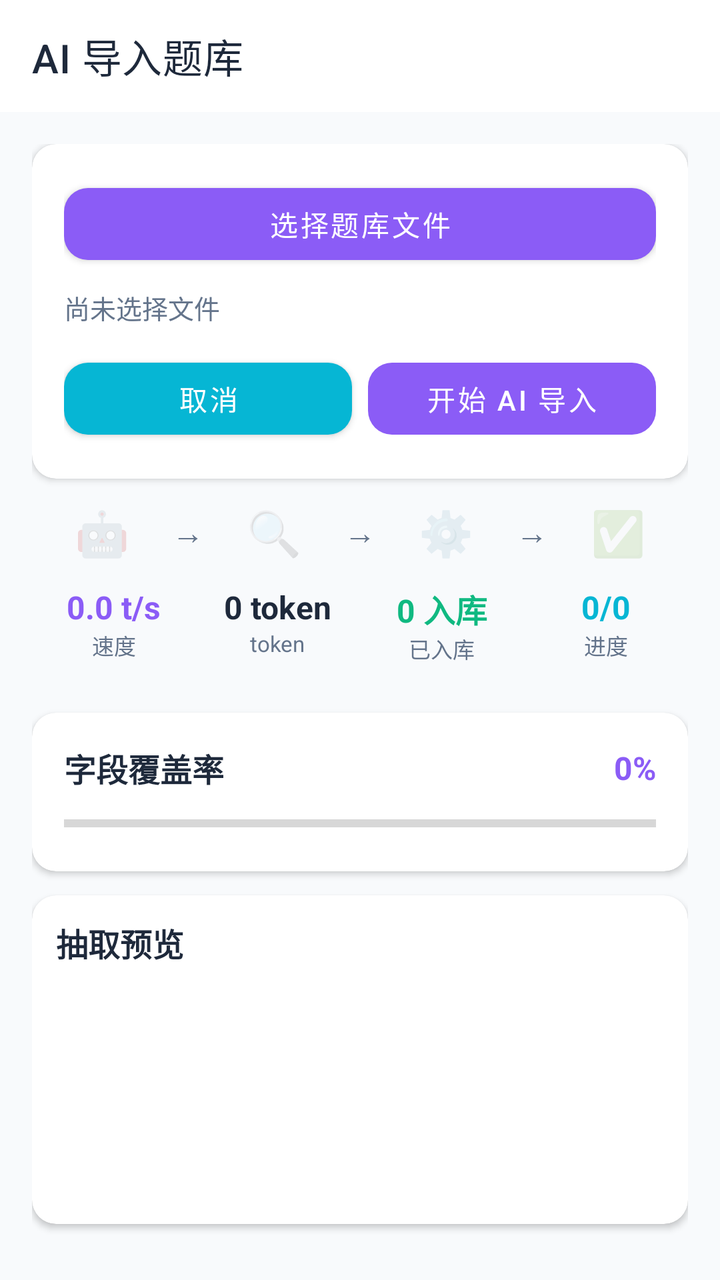
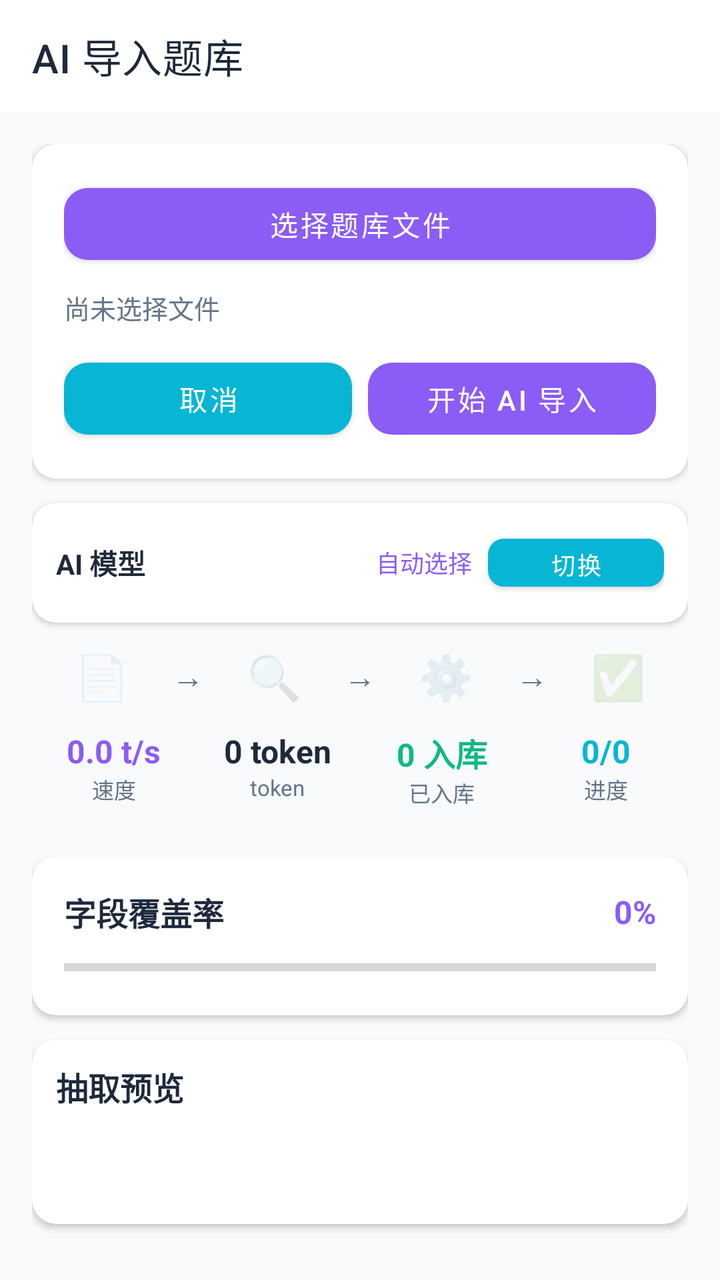

Compare the two renders of this Android layout. The source of the first and the diff that turns it into the second are given below.
<!-- AndroidManifest.xml: application theme Theme.OilQuizApp -->
<!-- res/layout/activity_ai_import.xml -->
<?xml version="1.0" encoding="utf-8"?>
<LinearLayout xmlns:android="http://schemas.android.com/apk/res/android"
    xmlns:app="http://schemas.android.com/apk/res-auto"
    xmlns:tools="http://schemas.android.com/tools"
    android:layout_width="match_parent"
    android:layout_height="match_parent"
    android:orientation="vertical"
    android:background="@color/background"
    tools:context=".ui.activity.AIImportActivity">

    
    <com.google.android.material.appbar.AppBarLayout
        android:layout_width="match_parent"
        android:layout_height="wrap_content"
        app:elevation="0dp">
        <androidx.appcompat.widget.Toolbar
            android:id="@+id/toolbar"
            android:layout_width="match_parent"
            android:layout_height="?attr/actionBarSize"
            android:background="@color/surface"
            app:title="AI 导入题库"
            app:titleTextColor="@color/on_surface" />
    </com.google.android.material.appbar.AppBarLayout>

    
    <LinearLayout
        android:layout_width="match_parent"
        android:layout_height="0dp"
        android:layout_weight="1"
        android:orientation="vertical"
        android:padding="16dp">

        
        <com.google.android.material.card.MaterialCardView
            android:layout_width="match_parent"
            android:layout_height="wrap_content"
            app:cardElevation="2dp"
            app:cardBackgroundColor="@color/surface"
            app:cardCornerRadius="12dp"
            android:layout_marginBottom="12dp">

            <LinearLayout
                android:layout_width="match_parent"
                android:layout_height="wrap_content"
                android:orientation="vertical"
                android:padding="16dp">

                <com.google.android.material.button.MaterialButton
                    android:id="@+id/btnSelectFile"
                    android:layout_width="match_parent"
                    android:layout_height="48dp"
                    android:text="选择题库文件"
                    app:backgroundTint="@color/primary"
                    android:textColor="@color/on_primary"
                    app:cornerRadius="12dp"
                    android:textAllCaps="false" />

                <TextView
                    android:id="@+id/tvFileName"
                    android:layout_width="match_parent"
                    android:layout_height="wrap_content"
                    android:layout_marginTop="8dp"
                    android:text="尚未选择文件"
                    android:textSize="13sp"
                    android:textColor="@color/on_surface_variant"
                    android:singleLine="true"
                    android:ellipsize="middle" />

                <LinearLayout
                    android:layout_width="match_parent"
                    android:layout_height="wrap_content"
                    android:orientation="horizontal"
                    android:layout_marginTop="12dp">

                    <com.google.android.material.button.MaterialButton
                        android:id="@+id/btnCancel"
                        android:layout_width="0dp"
                        android:layout_height="48dp"
                        android:layout_weight="1"
                        android:text="取消"
                        app:backgroundTint="@color/secondary"
                        android:textColor="@color/on_secondary"
                        app:cornerRadius="12dp"
                        android:textAllCaps="false"
                        android:layout_marginEnd="8dp" />

                    <com.google.android.material.button.MaterialButton
                        android:id="@+id/btnStartImport"
                        android:layout_width="0dp"
                        android:layout_height="48dp"
                        android:layout_weight="1"
                        android:text="开始 AI 导入"
                        app:backgroundTint="@color/primary"
                        android:textColor="@color/on_primary"
                        app:cornerRadius="12dp"
                        android:textAllCaps="false"
                        android:enabled="false" />
                </LinearLayout>
            </LinearLayout>
        </com.google.android.material.card.MaterialCardView>

        
        <LinearLayout
            android:id="@+id/stageIndicatorContainer"
            android:layout_width="match_parent"
            android:layout_height="wrap_content"
            android:orientation="horizontal"
            android:gravity="center"
            android:layout_marginBottom="12dp">

            <TextView
                android:id="@+id/stage1"
                android:layout_width="0dp"
                android:layout_height="wrap_content"
                android:layout_weight="1"
                android:gravity="center"
                android:text="🤖"
                android:textSize="22sp"
                android:alpha="0.3" />

            <TextView
                android:layout_width="wrap_content"
                android:layout_height="wrap_content"
                android:text="→"
                android:textSize="16sp"
                android:textColor="@color/on_surface_variant" />

            <TextView
                android:id="@+id/stage2"
                android:layout_width="0dp"
                android:layout_height="wrap_content"
                android:layout_weight="1"
                android:gravity="center"
                android:text="🔍"
                android:textSize="22sp"
                android:alpha="0.3" />

            <TextView
                android:layout_width="wrap_content"
                android:layout_height="wrap_content"
                android:text="→"
                android:textSize="16sp"
                android:textColor="@color/on_surface_variant" />

            <TextView
                android:id="@+id/stage3"
                android:layout_width="0dp"
                android:layout_height="wrap_content"
                android:layout_weight="1"
                android:gravity="center"
                android:text="⚙️"
                android:textSize="22sp"
                android:alpha="0.3" />

            <TextView
                android:layout_width="wrap_content"
                android:layout_height="wrap_content"
                android:text="→"
                android:textSize="16sp"
                android:textColor="@color/on_surface_variant" />

            <TextView
                android:id="@+id/stage4"
                android:layout_width="0dp"
                android:layout_height="wrap_content"
                android:layout_weight="1"
                android:gravity="center"
                android:text="✅"
                android:textSize="22sp"
                android:alpha="0.3" />
        </LinearLayout>

        
        <LinearLayout
            android:layout_width="match_parent"
            android:layout_height="wrap_content"
            android:orientation="horizontal"
            android:layout_marginBottom="12dp">

            <LinearLayout
                android:layout_width="0dp"
                android:layout_height="wrap_content"
                android:layout_weight="1"
                android:orientation="vertical"
                android:gravity="center">

                <TextView
                    android:id="@+id/tvTokPerSec"
                    android:layout_width="wrap_content"
                    android:layout_height="wrap_content"
                    android:text="0.0 t/s"
                    android:textSize="16sp"
                    android:textStyle="bold"
                    android:textColor="@color/primary" />

                <TextView
                    android:layout_width="wrap_content"
                    android:layout_height="wrap_content"
                    android:text="速度"
                    android:textSize="11sp"
                    android:textColor="@color/on_surface_variant" />
            </LinearLayout>

            <LinearLayout
                android:layout_width="0dp"
                android:layout_height="wrap_content"
                android:layout_weight="1"
                android:orientation="vertical"
                android:gravity="center">

                <TextView
                    android:id="@+id/tvTokenCount"
                    android:layout_width="wrap_content"
                    android:layout_height="wrap_content"
                    android:text="0 token"
                    android:textSize="16sp"
                    android:textStyle="bold"
                    android:textColor="@color/on_surface" />

                <TextView
                    android:layout_width="wrap_content"
                    android:layout_height="wrap_content"
                    android:text="token"
                    android:textSize="11sp"
                    android:textColor="@color/on_surface_variant" />
            </LinearLayout>

            <LinearLayout
                android:layout_width="0dp"
                android:layout_height="wrap_content"
                android:layout_weight="1"
                android:orientation="vertical"
                android:gravity="center">

                <TextView
                    android:id="@+id/tvQuestionCount"
                    android:layout_width="wrap_content"
                    android:layout_height="wrap_content"
                    android:text="0 入库"
                    android:textSize="16sp"
                    android:textStyle="bold"
                    android:textColor="@color/success" />

                <TextView
                    android:layout_width="wrap_content"
                    android:layout_height="wrap_content"
                    android:text="已入库"
                    android:textSize="11sp"
                    android:textColor="@color/on_surface_variant" />
            </LinearLayout>

            <LinearLayout
                android:layout_width="0dp"
                android:layout_height="wrap_content"
                android:layout_weight="1"
                android:orientation="vertical"
                android:gravity="center">

                <TextView
                    android:id="@+id/tvProgress"
                    android:layout_width="wrap_content"
                    android:layout_height="wrap_content"
                    android:text="0/0"
                    android:textSize="16sp"
                    android:textStyle="bold"
                    android:textColor="@color/secondary" />

                <TextView
                    android:layout_width="wrap_content"
                    android:layout_height="wrap_content"
                    android:text="进度"
                    android:textSize="11sp"
                    android:textColor="@color/on_surface_variant" />
            </LinearLayout>
        </LinearLayout>

        
        <com.google.android.material.card.MaterialCardView
            android:layout_width="match_parent"
            android:layout_height="wrap_content"
            app:cardElevation="2dp"
            app:cardBackgroundColor="@color/surface"
            app:cardCornerRadius="12dp"
            android:layout_marginBottom="12dp">

            <com.oilquiz.app.ai.chat.AgentExecutionView
                android:id="@+id/agentView"
                android:layout_width="match_parent"
                android:layout_height="wrap_content"
                android:visibility="gone" />
        </com.google.android.material.card.MaterialCardView>

        
        <com.google.android.material.card.MaterialCardView
            android:layout_width="match_parent"
            android:layout_height="wrap_content"
            app:cardElevation="2dp"
            app:cardBackgroundColor="@color/surface"
            app:cardCornerRadius="12dp"
            android:layout_marginBottom="12dp">

            <LinearLayout
                android:layout_width="match_parent"
                android:layout_height="wrap_content"
                android:orientation="vertical"
                android:padding="16dp">

                <LinearLayout
                    android:layout_width="match_parent"
                    android:layout_height="wrap_content"
                    android:orientation="horizontal"
                    android:gravity="center_vertical"
                    android:layout_marginBottom="8dp">

                    <TextView
                        android:layout_width="0dp"
                        android:layout_height="wrap_content"
                        android:layout_weight="1"
                        android:text="字段覆盖率"
                        android:textSize="16sp"
                        android:textStyle="bold"
                        android:textColor="@color/on_surface" />

                    <TextView
                        android:id="@+id/tvCoveragePercent"
                        android:layout_width="wrap_content"
                        android:layout_height="wrap_content"
                        android:text="0%"
                        android:textSize="16sp"
                        android:textStyle="bold"
                        android:textColor="@color/primary" />
                </LinearLayout>

                
                <ProgressBar
                    android:id="@+id/coverageBar"
                    style="?android:attr/progressBarStyleHorizontal"
                    android:layout_width="match_parent"
                    android:layout_height="wrap_content"
                    android:max="100"
                    android:progress="0"
                    android:progressTint="@color/primary" />
            </LinearLayout>
        </com.google.android.material.card.MaterialCardView>

        
        <com.google.android.material.card.MaterialCardView
            android:layout_width="match_parent"
            android:layout_height="0dp"
            android:layout_weight="1"
            app:cardElevation="2dp"
            app:cardBackgroundColor="@color/surface"
            app:cardCornerRadius="12dp"
            android:layout_marginBottom="12dp">

            <LinearLayout
                android:layout_width="match_parent"
                android:layout_height="match_parent"
                android:orientation="vertical"
                android:padding="12dp">

                <TextView
                    android:layout_width="wrap_content"
                    android:layout_height="wrap_content"
                    android:text="抽取预览"
                    android:textSize="16sp"
                    android:textStyle="bold"
                    android:textColor="@color/on_surface"
                    android:layout_marginBottom="8dp" />

                <androidx.recyclerview.widget.RecyclerView
                    android:id="@+id/rvPreview"
                    android:layout_width="match_parent"
                    android:layout_height="0dp"
                    android:layout_weight="1"
                    android:scrollbars="vertical" />
            </LinearLayout>
        </com.google.android.material.card.MaterialCardView>

        
        <com.google.android.material.card.MaterialCardView
            android:id="@+id/statsCard"
            android:layout_width="match_parent"
            android:layout_height="wrap_content"
            app:cardElevation="2dp"
            app:cardBackgroundColor="@color/surface"
            app:cardCornerRadius="12dp"
            android:visibility="gone">

            <LinearLayout
                android:layout_width="match_parent"
                android:layout_height="wrap_content"
                android:orientation="horizontal"
                android:padding="16dp">

                <LinearLayout
                    android:layout_width="0dp"
                    android:layout_height="wrap_content"
                    android:layout_weight="1"
                    android:orientation="vertical"
                    android:gravity="center">

                    <TextView
                        android:id="@+id/tvSuccessCount"
                        android:layout_width="wrap_content"
                        android:layout_height="wrap_content"
                        android:text="0"
                        android:textSize="20sp"
                        android:textStyle="bold"
                        android:textColor="@color/success" />

                    <TextView
                        android:layout_width="wrap_content"
                        android:layout_height="wrap_content"
                        android:text="成功"
                        android:textSize="12sp"
                        android:textColor="@color/on_surface_variant" />
                </LinearLayout>

                <LinearLayout
                    android:layout_width="0dp"
                    android:layout_height="wrap_content"
                    android:layout_weight="1"
                    android:orientation="vertical"
                    android:gravity="center">

                    <TextView
                        android:id="@+id/tvFailedCount"
                        android:layout_width="wrap_content"
                        android:layout_height="wrap_content"
                        android:text="0"
                        android:textSize="20sp"
                        android:textStyle="bold"
                        android:textColor="@color/error" />

                    <TextView
                        android:layout_width="wrap_content"
                        android:layout_height="wrap_content"
                        android:text="失败"
                        android:textSize="12sp"
                        android:textColor="@color/on_surface_variant" />
                </LinearLayout>

                <LinearLayout
                    android:layout_width="0dp"
                    android:layout_height="wrap_content"
                    android:layout_weight="1"
                    android:orientation="vertical"
                    android:gravity="center">

                    <TextView
                        android:id="@+id/tvTotalCount"
                        android:layout_width="wrap_content"
                        android:layout_height="wrap_content"
                        android:text="0"
                        android:textSize="20sp"
                        android:textStyle="bold"
                        android:textColor="@color/on_surface" />

                    <TextView
                        android:layout_width="wrap_content"
                        android:layout_height="wrap_content"
                        android:text="总计"
                        android:textSize="12sp"
                        android:textColor="@color/on_surface_variant" />
                </LinearLayout>

                <LinearLayout
                    android:layout_width="0dp"
                    android:layout_height="wrap_content"
                    android:layout_weight="1"
                    android:orientation="vertical"
                    android:gravity="center">

                    <TextView
                        android:id="@+id/tvDupCount"
                        android:layout_width="wrap_content"
                        android:layout_height="wrap_content"
                        android:text="0"
                        android:textSize="20sp"
                        android:textStyle="bold"
                        android:textColor="@color/secondary" />

                    <TextView
                        android:layout_width="wrap_content"
                        android:layout_height="wrap_content"
                        android:text="重复"
                        android:textSize="12sp"
                        android:textColor="@color/on_surface_variant" />
                </LinearLayout>
            </LinearLayout>
        </com.google.android.material.card.MaterialCardView>

    </LinearLayout>

</LinearLayout>
<!-- resources referenced by this layout -->
<resources>
  <color name="background">#F8FAFC</color>
  <color name="error">#EF4444</color>
  <color name="on_primary">#FFFFFF</color>
  <color name="on_secondary">#FFFFFF</color>
  <color name="on_surface">#1E293B</color>
  <color name="on_surface_variant">#64748B</color>
  <color name="primary">#8B5CF6</color>
  <color name="secondary">#06B6D4</color>
  <color name="success">#10B981</color>
  <color name="surface">#FFFFFF</color>
  <style name="Theme.OilQuizApp" parent="Theme.OilQuizApp.Base" />
  <style name="Theme.OilQuizApp.Base" parent="Theme.MaterialComponents.DayNight.NoActionBar">
          <item name="colorPrimary">@color/primary</item>
          <item name="colorPrimaryVariant">@color/primary_dark</item>
          <item name="colorOnPrimary">@color/on_primary</item>
          <item name="colorSecondary">@color/secondary</item>
          <item name="colorSecondaryVariant">@color/secondary_container</item>
          <item name="colorOnSecondary">@color/on_secondary</item>
          <item name="android:statusBarColor">@color/primary_dark</item>
          <item name="android:windowBackground">@color/background</item>
          <item name="colorSurface">@color/surface</item>
          <item name="colorOnSurface">@color/on_surface</item>
          <item name="colorError">@color/error</item>
          <item name="colorOnError">@color/on_error</item>
          
          <item name="colorOnSurfaceVariant">@color/on_surface_variant</item>
          <item name="colorBackground">@color/background</item>
          <item name="colorOnBackground">@color/on_background</item>
      </style>
  <color name="primary_dark">#7C3AED</color>
  <color name="secondary_container">#CFFAFE</color>
  <color name="on_error">#FFFFFF</color>
  <color name="on_background">#1E293B</color>
</resources>

<!-- the commit's change to res/layout/activity_ai_import.xml (unified diff, before → after) -->
@@ -100,6 +100,77 @@
         </com.google.android.material.card.MaterialCardView>
 
         
+        <com.google.android.material.card.MaterialCardView
+            android:layout_width="match_parent"
+            android:layout_height="wrap_content"
+            app:cardElevation="2dp"
+            app:cardBackgroundColor="@color/surface"
+            app:cardCornerRadius="12dp"
+            android:layout_marginBottom="12dp">
+
+            <LinearLayout
+                android:layout_width="match_parent"
+                android:layout_height="wrap_content"
+                android:orientation="vertical"
+                android:padding="12dp">
+
+                <LinearLayout
+                    android:layout_width="match_parent"
+                    android:layout_height="wrap_content"
+                    android:orientation="horizontal"
+                    android:gravity="center_vertical">
+
+                    <TextView
+                        android:layout_width="0dp"
+                        android:layout_height="wrap_content"
+                        android:layout_weight="1"
+                        android:text="AI 模型"
+                        android:textSize="14sp"
+                        android:textStyle="bold"
+                        android:textColor="@color/on_surface" />
+
+                    <TextView
+                        android:id="@+id/tvModelInfo"
+                        android:layout_width="wrap_content"
+                        android:layout_height="wrap_content"
+                        android:text="自动选择"
+                        android:textSize="12sp"
+                        android:textColor="@color/primary"
+                        android:layout_marginEnd="8dp"
+                        android:singleLine="true"
+                        android:ellipsize="end"
+                        android:maxWidth="180dp" />
+
+                    <com.google.android.material.button.MaterialButton
+                        android:id="@+id/btnSwitchModel"
+                        android:layout_width="wrap_content"
+                        android:layout_height="36dp"
+                        android:text="切换"
+                        android:textSize="12sp"
+                        app:backgroundTint="@color/secondary"
+                        android:textColor="@color/on_secondary"
+                        app:cornerRadius="8dp"
+                        android:textAllCaps="false"
+                        android:paddingStart="12dp"
+                        android:paddingEnd="12dp" />
+                </LinearLayout>
+
+                
+                <com.google.android.material.button.MaterialButton
+                    android:id="@+id/btnConfigOnline"
+                    android:layout_width="match_parent"
+                    android:layout_height="36dp"
+                    android:layout_marginTop="8dp"
+                    android:text="配置在线模型"
+                    android:textSize="12sp"
+                    style="@style/Widget.Material3.Button.OutlinedButton"
+                    app:cornerRadius="8dp"
+                    android:textAllCaps="false"
+                    android:visibility="gone" />
+            </LinearLayout>
+        </com.google.android.material.card.MaterialCardView>
+
+        
         <LinearLayout
             android:id="@+id/stageIndicatorContainer"
             android:layout_width="match_parent"
@@ -114,7 +185,7 @@
                 android:layout_height="wrap_content"
                 android:layout_weight="1"
                 android:gravity="center"
-                android:text="🤖"
+                android:text="📄"
                 android:textSize="22sp"
                 android:alpha="0.3" />
 
